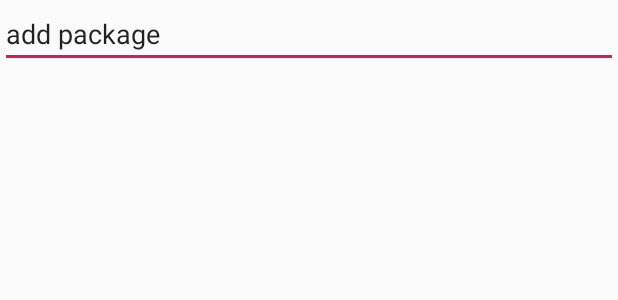
After one commit to tsvan/TruthOrDare, an Android app: the layout add_package_dialog.xml on its own in the app's theme, with its tools: preview values and no code run, on a phone screen of 412 x 824 dp. The commit adds this screen. Shown: the top 300 px of the screen. Run offline under Robolectric (Android 15) with nearby library versions, the phone set to English and light mode, and no system bars.

Commit message:
add package to sqllite

```diff
--- a/app/src/main/java/tsvan/com/MainActivity.kt
+++ b/app/src/main/java/tsvan/com/MainActivity.kt
@@ -18,6 +18,12 @@ class MainActivity : AppCompatActivity() {
         newGame.setOnClickListener {
             this.addPlayersAction()
         }
+
+        editPackage.setOnClickListener {
+            val intent = Intent(this, AddPackageActivity::class.java)
+            startActivity(intent)
+        }
+
     }
 
     @SuppressLint("InflateParams")
--- a/app/src/main/res/layout/activity_add_package.xml
+++ b/app/src/main/res/layout/activity_add_package.xml
@@ -59,7 +59,7 @@
             android:text="@string/close" />
 
         <Button
-            android:id="@+id/button5"
+            android:id="@+id/createPackage"
             android:layout_width="139dp"
             android:layout_height="wrap_content"
             android:layout_weight="1"
--- a/app/src/main/res/layout/activity_main.xml
+++ b/app/src/main/res/layout/activity_main.xml
@@ -50,7 +50,7 @@
         app:layout_constraintStart_toStartOf="parent" />
 
     <Button
-        android:id="@+id/button3"
+        android:id="@+id/editPackage"
         android:layout_width="wrap_content"
         android:layout_height="wrap_content"
         android:text="@string/editPack"
--- /dev/null
+++ b/app/src/main/res/layout/add_package_dialog.xml
@@ -0,0 +1,11 @@
+<?xml version="1.0" encoding="utf-8"?>
+<LinearLayout xmlns:android="http://schemas.android.com/apk/res/android"
+    android:orientation="vertical" android:layout_width="match_parent"
+    android:layout_height="match_parent">
+
+    <EditText
+        android:id="@+id/packageName"
+        android:layout_width="match_parent"
+        android:layout_height="wrap_content"
+        android:text="@string/addPackage" />
+</LinearLayout>
--- a/app/src/main/res/values/strings.xml
+++ b/app/src/main/res/values/strings.xml
@@ -12,4 +12,5 @@
     <string name="title_activity_add_package">AddPackageActivity</string>
     <string name="close">close</string>
     <string name="create">Create</string>
+    <string name="addPackage">add package</string>
 </resources>
```
Also changed, not shown: app/src/main/java/tsvan/com/AddPackageActivity.kt (+50 -0 lines), app/src/main/java/tsvan/com/infrastructure/DbConnect.kt (+14 -0 lines).
